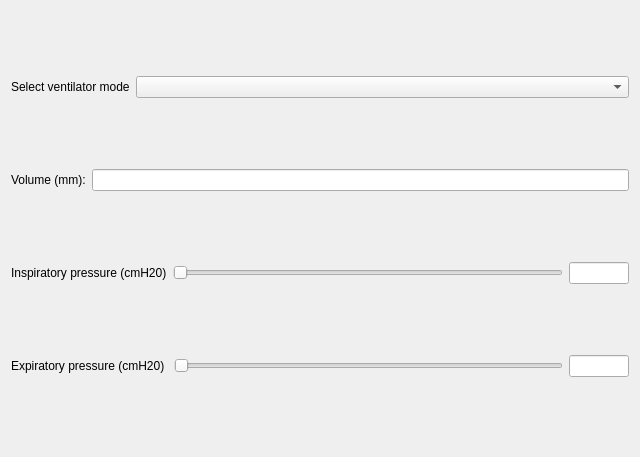
Before: the Qt Designer form ventilatormode/ventilatorwidget.ui in CatherineDesrosiers/lowcostventilatorapplication, drawn with Qt 5.
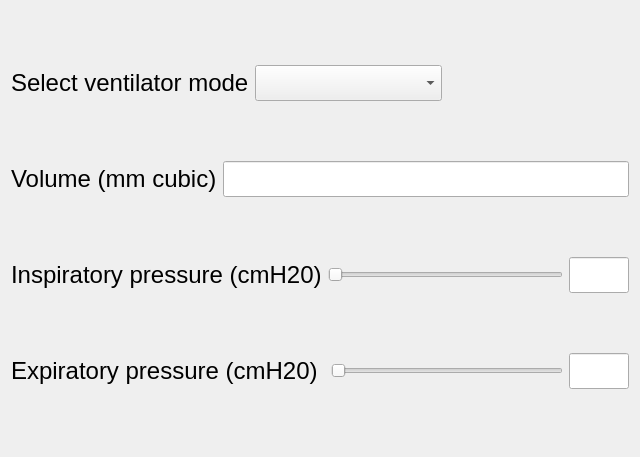
After: the same form once the commit is applied.

Commit message: Increase font size

```diff
--- a/ventilatormode/ventilatorwidget.ui
+++ b/ventilatormode/ventilatorwidget.ui
@@ -18,6 +18,11 @@
     <layout class="QHBoxLayout" name="horizontalLayout">
      <item>
       <widget class="QLabel" name="label">
+       <property name="font">
+        <font>
+         <pointsize>18</pointsize>
+        </font>
+       </property>
        <property name="text">
         <string>Select ventilator mode</string>
        </property>
@@ -31,21 +36,50 @@
          <verstretch>0</verstretch>
         </sizepolicy>
        </property>
+       <property name="font">
+        <font>
+         <pointsize>18</pointsize>
+        </font>
+       </property>
       </widget>
      </item>
+     <item>
+      <spacer name="horizontalSpacer">
+       <property name="orientation">
+        <enum>Qt::Horizontal</enum>
+       </property>
+       <property name="sizeHint" stdset="0">
+        <size>
+         <width>40</width>
+         <height>20</height>
+        </size>
+       </property>
+      </spacer>
+     </item>
     </layout>
    </item>
    <item>
     <layout class="QHBoxLayout" name="horizontalLayout_2">
      <item>
       <widget class="QLabel" name="label_2">
+       <property name="font">
+        <font>
+         <pointsize>18</pointsize>
+        </font>
+       </property>
        <property name="text">
-        <string>Volume (mm):</string>
+        <string>Volume (mm cubic)</string>
        </property>
       </widget>
      </item>
      <item>
-      <widget class="QLineEdit" name="lineEdit_volume"/>
+      <widget class="QLineEdit" name="lineEdit_volume">
+       <property name="font">
+        <font>
+         <pointsize>18</pointsize>
+        </font>
+       </property>
+      </widget>
      </item>
     </layout>
    </item>
@@ -56,6 +90,11 @@
      </property>
      <item>
       <widget class="QLabel" name="label_3">
+       <property name="font">
+        <font>
+         <pointsize>18</pointsize>
+        </font>
+       </property>
        <property name="text">
         <string>Inspiratory pressure (cmH20)</string>
        </property>
@@ -76,6 +115,11 @@
          <height>16777215</height>
         </size>
        </property>
+       <property name="font">
+        <font>
+         <pointsize>18</pointsize>
+        </font>
+       </property>
       </widget>
      </item>
     </layout>
@@ -87,6 +131,11 @@
      </property>
      <item>
       <widget class="QLabel" name="label_5">
+       <property name="font">
+        <font>
+         <pointsize>18</pointsize>
+        </font>
+       </property>
        <property name="text">
         <string>Expiratory pressure (cmH20) </string>
        </property>
@@ -107,6 +156,11 @@
          <height>16777215</height>
         </size>
        </property>
+       <property name="font">
+        <font>
+         <pointsize>18</pointsize>
+        </font>
+       </property>
       </widget>
      </item>
     </layout>
```
The commit also changes 11 other files.
